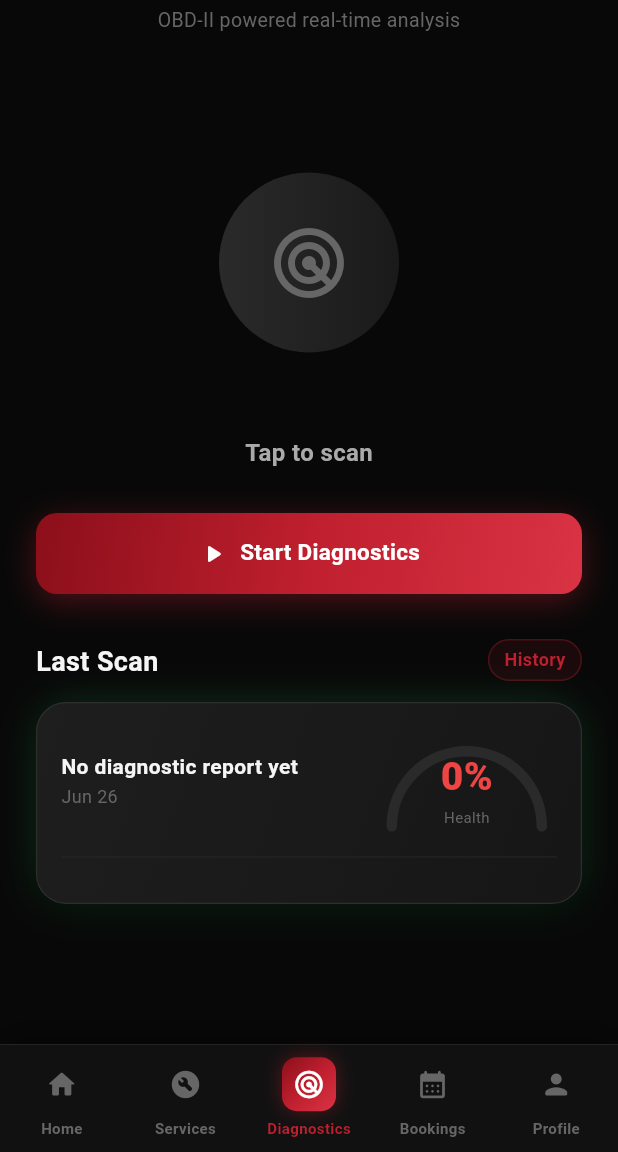
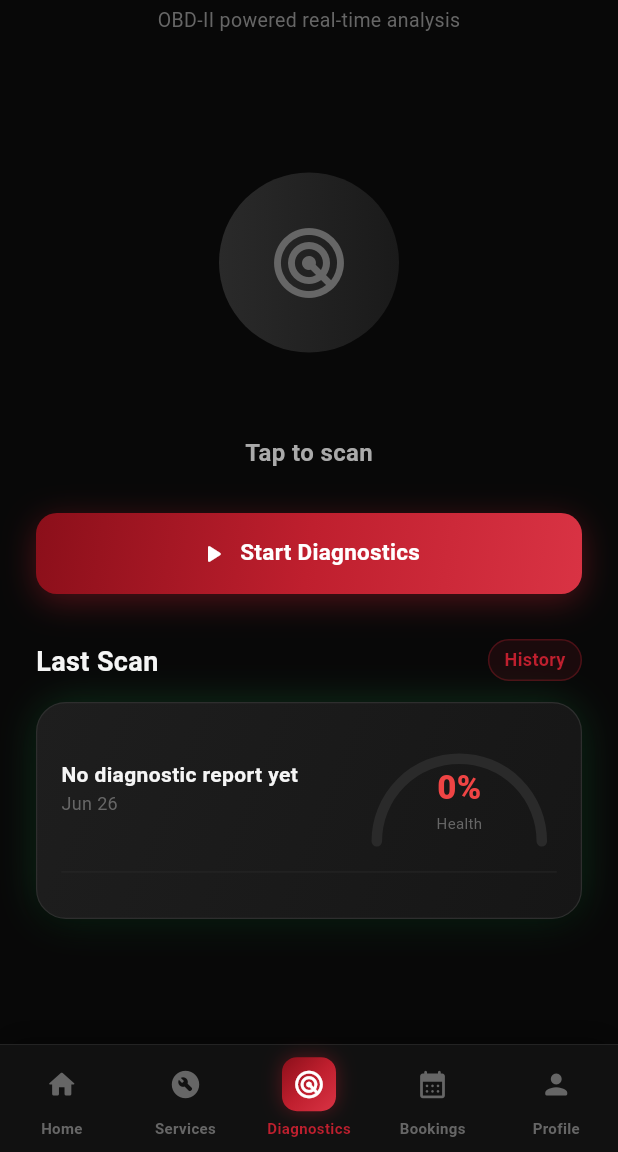
Before and after one commit to Mariam-yasser59/salahny-app, a Flutter app: the HomeScreen screen opened directly, item 3 of the bottom bar chosen, on a phone screen of 412 x 824 dp, the part 84-1236 px from its top. Run offline on Flutter 3.47's test engine with Material 3 defaults, Android fonts, the phone set to English and light mode, and no system bars; drawn by our look-alikes of flutter_animate; our stand-ins replace file_picker, firebase_core, firebase_messaging, flutter_local_notifications, flutter_map, geocoding and 7 more; missing offline and left inert: flutter_stripe; accounts and stored records are empty; network calls fail; Roboto replaces fonts that are missing (Poppins).

Commit message:
Fix diagnostics bugs and improve health arc UI
- Stop scan animation when OBD file upload fails or errors
- Fix deprecated withOpacity → withValues(alpha:) in diag history and health arc
- Fix guard<void> → guard<List<DiagnosticReport>> for correct type inference
- Show diagnostic report health on home card instead of stale vehicle health
- Improve HealthArc layout: wider box, smaller font, more spacing to reduce crowding

Co-Authored-By: Claude Sonnet 4.6 <noreply@anthropic.com>

```diff
--- a/lib/features/driver/diagnostics/diagnostics_screen.dart
+++ b/lib/features/driver/diagnostics/diagnostics_screen.dart
@@ -198,6 +198,8 @@ class _DiagnosticsScreenState extends State<DiagnosticsScreen>
     );
     if (!mounted) return;
     setState(() => _scanning = false);
+    _scan.stop();
+    _scan.reset();
     if (report != null) Navigator.pushNamed(context, R.diagResult);
   }
 
--- a/lib/shared/widgets/app_widgets.dart
+++ b/lib/shared/widgets/app_widgets.dart
@@ -190,21 +190,21 @@ class HealthArc extends StatelessWidget {
   Color get _c => value>=80?AC.success:value>=60?AC.warning:AC.error;
   @override Widget build(BuildContext context) => CustomPaint(
     painter:_ArcPaint(value:value, color:_c),
-    child:SizedBox(width:120, height:72, child:Column(mainAxisAlignment:MainAxisAlignment.end, children:[
-      Text('${value.toInt()}%', style:TextStyle(fontSize:26, fontWeight:FontWeight.w800, color:_c)),
+    child:SizedBox(width:130, height:82, child:Column(mainAxisAlignment:MainAxisAlignment.end, children:[
+      Text('${value.toInt()}%', style:TextStyle(fontSize:22, fontWeight:FontWeight.w800, color:_c)),
       Text('Health', style:const TextStyle(fontSize:10, color:AC.t3)),
-      const SizedBox(height:4),
+      const SizedBox(height:10),
     ])));
 }
 class _ArcPaint extends CustomPainter {
   final double value; final Color color;
   const _ArcPaint({required this.value, required this.color});
   @override void paint(Canvas canvas, Size size) {
-    final c=Offset(size.width/2,size.height-6); const r=50.0; const sw=7.0;
+    final c=Offset(size.width/2,size.height-6); const r=55.0; const sw=7.0;
     canvas.drawArc(Rect.fromCircle(center:c,radius:r), math.pi, math.pi, false,
       Paint()..color=AC.border..style=PaintingStyle.stroke..strokeWidth=sw..strokeCap=StrokeCap.round);
     canvas.drawArc(Rect.fromCircle(center:c,radius:r), math.pi, math.pi*(value/100), false,
-      Paint()..shader=LinearGradient(colors:[color.withOpacity(0.5),color])
+      Paint()..shader=LinearGradient(colors:[color.withValues(alpha:0.5),color])
         .createShader(Rect.fromCircle(center:c,radius:r))
         ..style=PaintingStyle.stroke..strokeWidth=sw..strokeCap=StrokeCap.round);
   }
```
Also changed, not shown: lib/features/driver/diagnostics/diag_history_screen.dart (+6 -6 lines), lib/features/driver/home/home_screen.dart (+9 -1 lines).
